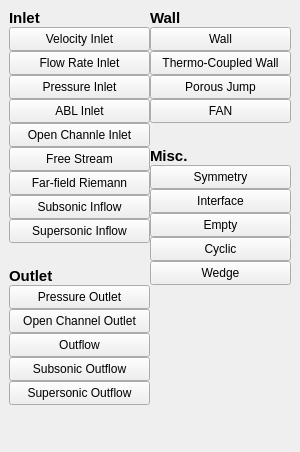
Above: view/setup/boundary_conditions/boundary_type_picker.ui from nextfoam/baram before the change. Below: the same form after it.
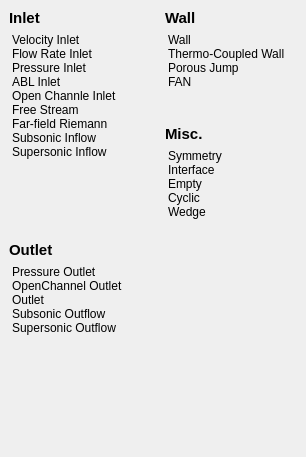
That is the form after the change.

Commit message: #36 boundary type 선택 팝업 마우스 동작에 따른 hover 처리 지연 QT 버그 우회 (QListWidget 사용) #54 boundary type 변경 시 해당 type 설정 대화상자 오픈

What changed in the file:
```diff
--- a/view/setup/boundary_conditions/boundary_type_picker.ui
+++ b/view/setup/boundary_conditions/boundary_type_picker.ui
@@ -6,29 +6,14 @@
    <rect>
     <x>0</x>
     <y>0</y>
-    <width>300</width>
-    <height>452</height>
+    <width>306</width>
+    <height>457</height>
    </rect>
   </property>
-  <property name="sizePolicy">
-   <sizepolicy hsizetype="Fixed" vsizetype="Fixed">
-    <horstretch>0</horstretch>
-    <verstretch>0</verstretch>
-   </sizepolicy>
-  </property>
-  <property name="minimumSize">
-   <size>
-    <width>300</width>
-    <height>452</height>
-   </size>
-  </property>
   <property name="windowTitle">
    <string>Form</string>
   </property>
   <layout class="QHBoxLayout" name="horizontalLayout">
-   <property name="spacing">
-    <number>0</number>
-   </property>
    <property name="leftMargin">
     <number>0</number>
    </property>
@@ -57,14 +42,8 @@
        <number>0</number>
       </property>
       <item>
-       <widget class="QWidget" name="widget_9" native="true">
-        <layout class="QVBoxLayout" name="verticalLayout_11">
-         <property name="spacing">
-          <number>0</number>
-         </property>
-         <property name="rightMargin">
-          <number>0</number>
-         </property>
+       <widget class="QWidget" name="widget_3" native="true">
+        <layout class="QVBoxLayout" name="verticalLayout_6">
          <item>
           <widget class="QLabel" name="label_7">
            <property name="sizePolicy">
@@ -85,188 +64,88 @@
           </widget>
          </item>
          <item>
-          <widget class="QPushButton" name="velocityInlet">
-           <property name="minimumSize">
-            <size>
-             <width>0</width>
-             <height>24</height>
-            </size>
+          <widget class="QListWidget" name="inletTypes">
+           <property name="sizePolicy">
+            <sizepolicy hsizetype="Expanding" vsizetype="Preferred">
+             <horstretch>0</horstretch>
+             <verstretch>0</verstretch>
+            </sizepolicy>
            </property>
            <property name="styleSheet">
-            <string notr="true"/>
+            <string notr="true">QListWidget {background-color: transparent} QListWidget::item {padding:3
+px}</string>
            </property>
+           <property name="frameShape">
+            <enum>QFrame::NoFrame</enum>
+           </property>
+           <property name="verticalScrollBarPolicy">
+            <enum>Qt::ScrollBarAlwaysOff</enum>
+           </property>
+           <property name="horizontalScrollBarPolicy">
+            <enum>Qt::ScrollBarAlwaysOff</enum>
+           </property>
+           <property name="sizeAdjustPolicy">
+            <enum>QAbstractScrollArea::AdjustToContents</enum>
+           </property>
+           <property name="autoScroll">
+            <bool>false</bool>
+           </property>
+           <property name="editTriggers">
+            <set>QAbstractItemView::NoEditTriggers</set>
+           </property>
+           <item>
            <property name="text">
             <string>Velocity Inlet</string>
            </property>
-           <attribute name="buttonGroup">
-            <string notr="true">buttonGroup</string>
-           </attribute>
-          </widget>
          </item>
          <item>
-          <widget class="QPushButton" name="flowRateInlet">
-           <property name="minimumSize">
-            <size>
-             <width>0</width>
-             <height>24</height>
-            </size>
-           </property>
-           <property name="styleSheet">
-            <string notr="true"/>
-           </property>
            <property name="text">
             <string>Flow Rate Inlet</string>
            </property>
-           <attribute name="buttonGroup">
-            <string notr="true">buttonGroup</string>
-           </attribute>
-          </widget>
          </item>
          <item>
-          <widget class="QPushButton" name="pressureInlet">
-           <property name="minimumSize">
-            <size>
-             <width>0</width>
-             <height>24</height>
-            </size>
-           </property>
-           <property name="styleSheet">
-            <string notr="true"/>
-           </property>
            <property name="text">
             <string>Pressure Inlet</string>
            </property>
-           <attribute name="buttonGroup">
-            <string notr="true">buttonGroup</string>
-           </attribute>
-          </widget>
          </item>
          <item>
-          <widget class="QPushButton" name="ablInlet">
-           <property name="minimumSize">
-            <size>
-             <width>0</width>
-             <height>24</height>
-            </size>
-           </property>
-           <property name="styleSheet">
-            <string notr="true"/>
-           </property>
            <property name="text">
             <string>ABL Inlet</string>
            </property>
-           <attribute name="buttonGroup">
-            <string notr="true">buttonGroup</string>
-           </attribute>
-          </widget>
          </item>
          <item>
-          <widget class="QPushButton" name="openChannelInlet">
-           <property name="minimumSize">
-            <size>
-             <width>0</width>
-             <height>24</height>
-            </size>
-           </property>
-           <property name="styleSheet">
-            <string notr="true"/>
-           </property>
            <property name="text">
             <string>Open Channle Inlet</string>
            </property>
-           <attribute name="buttonGroup">
-            <string notr="true">buttonGroup</string>
-           </attribute>
-          </widget>
          </item>
          <item>
-          <widget class="QPushButton" name="freeStream">
-           <property name="minimumSize">
-            <size>
-             <width>0</width>
-             <height>24</height>
-            </size>
-           </property>
-           <property name="styleSheet">
-            <string notr="true"/>
-           </property>
            <property name="text">
             <string>Free Stream</string>
            </property>
-           <attribute name="buttonGroup">
-            <string notr="true">buttonGroup</string>
-           </attribute>
-          </widget>
          </item>
          <item>
-          <widget class="QPushButton" name="farFieldRiemann">
-           <property name="minimumSize">
-            <size>
-             <width>0</width>
-             <height>24</height>
-            </size>
-           </property>
-           <property name="styleSheet">
-            <string notr="true"/>
-           </property>
            <property name="text">
             <string>Far-field Riemann</string>
            </property>
-           <attribute name="buttonGroup">
-            <string notr="true">buttonGroup</string>
-           </attribute>
-          </widget>
          </item>
          <item>
-          <widget class="QPushButton" name="subsonicInflow">
-           <property name="minimumSize">
-            <size>
-             <width>0</width>
-             <height>24</height>
-            </size>
-           </property>
-           <property name="styleSheet">
-            <string notr="true"/>
-           </property>
            <property name="text">
             <string>Subsonic Inflow</string>
            </property>
-           <attribute name="buttonGroup">
-            <string notr="true">buttonGroup</string>
-           </attribute>
-          </widget>
          </item>
          <item>
-          <widget class="QPushButton" name="supersonicInflow">
-           <property name="minimumSize">
-            <size>
-             <width>0</width>
-             <height>24</height>
-            </size>
-           </property>
-           <property name="styleSheet">
-            <string notr="true"/>
-           </property>
            <property name="text">
             <string>Supersonic Inflow</string>
            </property>
-           <attribute name="buttonGroup">
-            <string notr="true">buttonGroup</string>
-           </attribute>
+           </item>
           </widget>
          </item>
         </layout>
        </widget>
       </item>
       <item>
-       <widget class="QWidget" name="widget_10" native="true">
-        <layout class="QVBoxLayout" name="verticalLayout_12">
-         <property name="spacing">
-          <number>0</number>
-         </property>
-         <property name="rightMargin">
-          <number>0</number>
-         </property>
+       <widget class="QWidget" name="widget_4" native="true">
+        <layout class="QVBoxLayout" name="verticalLayout_3">
          <item>
           <widget class="QLabel" name="label_8">
            <property name="sizePolicy">
@@ -287,116 +166,62 @@
           </widget>
          </item>
          <item>
-          <widget class="QPushButton" name="pressureOutlet">
-           <property name="minimumSize">
-            <size>
-             <width>0</width>
-             <height>24</height>
-            </size>
+          <widget class="QListWidget" name="outletTypes">
+           <property name="sizePolicy">
+            <sizepolicy hsizetype="Expanding" vsizetype="Preferred">
+             <horstretch>0</horstretch>
+             <verstretch>0</verstretch>
+            </sizepolicy>
            </property>
            <property name="styleSheet">
-            <string notr="true"/>
+            <string notr="true">QListWidget {background-color: transparent} QListWidget::item {padding:3
+px}</string>
            </property>
+           <property name="frameShape">
+            <enum>QFrame::NoFrame</enum>
+           </property>
+           <property name="verticalScrollBarPolicy">
+            <enum>Qt::ScrollBarAlwaysOff</enum>
+           </property>
+           <property name="horizontalScrollBarPolicy">
+            <enum>Qt::ScrollBarAlwaysOff</enum>
+           </property>
+           <property name="sizeAdjustPolicy">
+            <enum>QAbstractScrollArea::AdjustToContents</enum>
+           </property>
+           <property name="autoScroll">
+            <bool>false</bool>
+           </property>
+           <item>
            <property name="text">
             <string>Pressure Outlet</string>
            </property>
-           <attribute name="buttonGroup">
-            <string notr="true">buttonGroup</string>
-           </attribute>
-          </widget>
          </item>
          <item>
-          <widget class="QPushButton" name="openChannelOutlet">
-           <property name="minimumSize">
-            <size>
-             <width>0</width>
-             <height>24</height>
-            </size>
-           </property>
-           <property name="styleSheet">
-            <string notr="true"/>
-           </property>
            <property name="text">
-            <string>Open Channel Outlet</string>
-           </property>
-           <attribute name="buttonGroup">
-            <string notr="true">buttonGroup</string>
-           </attribute>
-          </widget>
+             <string>OpenChannel Outlet</string>
+            </property>
          </item>
          <item>
-          <widget class="QPushButton" name="outflow">
-           <property name="minimumSize">
-            <size>
-             <width>0</width>
-             <height>24</height>
-            </size>
-           </property>
-           <property name="styleSheet">
-            <string notr="true"/>
-           </property>
            <property name="text">
-            <string>Outflow</string>
-           </property>
-           <attribute name="buttonGroup">
-            <string notr="true">buttonGroup</string>
-           </attribute>
-          </widget>
+             <string>Outlet</string>
+            </property>
          </item>
          <item>
-          <widget class="QPushButton" name="subsonicOutflow">
-           <property name="minimumSize">
-            <size>
-             <width>0</width>
-             <height>24</height>
-            </size>
-           </property>
-           <property name="styleSheet">
-            <string notr="true"/>
-           </property>
            <property name="text">
             <string>Subsonic Outflow</string>
            </property>
-           <attribute name="buttonGroup">
-            <string notr="true">buttonGroup</string>
-           </attribute>
-          </widget>
          </item>
          <item>
-          <widget class="QPushButton" name="supersonicOutflow">
-           <property name="minimumSize">
-            <size>
-             <width>0</width>
-             <height>24</height>
-            </size>
-           </property>
-           <property name="styleSheet">
-            <string notr="true"/>
-           </property>
            <property name="text">
             <string>Supersonic Outflow</string>
            </property>
-           <attribute name="buttonGroup">
-            <string notr="true">buttonGroup</string>
-           </attribute>
+           </item>
           </widget>
          </item>
         </layout>
        </widget>
       </item>
-      <item>
-       <spacer name="verticalSpacer_2">
-        <property name="orientation">
-         <enum>Qt::Vertical</enum>
-        </property>
-        <property name="sizeHint" stdset="0">
-         <size>
-          <width>20</width>
-          <height>0</height>
-         </size>
-        </property>
-       </spacer>
-      </item>
      </layout>
     </widget>
    </item>
@@ -416,14 +241,8 @@
        <number>0</number>
       </property>
       <item>
-       <widget class="QWidget" name="widget_7" native="true">
-        <layout class="QVBoxLayout" name="verticalLayout_8">
-         <property name="spacing">
-          <number>0</number>
-         </property>
-         <property name="leftMargin">
-          <number>0</number>
-         </property>
+       <widget class="QWidget" name="widget_5" native="true">
+        <layout class="QVBoxLayout" name="verticalLayout_4">
          <item>
           <widget class="QLabel" name="label_5">
            <property name="sizePolicy">
@@ -444,93 +263,57 @@
           </widget>
          </item>
          <item>
-          <widget class="QPushButton" name="wall">
-           <property name="minimumSize">
-            <size>
-             <width>0</width>
-             <height>24</height>
-            </size>
+          <widget class="QListWidget" name="wallTypes">
+           <property name="sizePolicy">
+            <sizepolicy hsizetype="Expanding" vsizetype="Preferred">
+             <horstretch>0</horstretch>
+             <verstretch>0</verstretch>
+            </sizepolicy>
            </property>
            <property name="styleSheet">
-            <string notr="true"/>
+            <string notr="true">QListWidget {background-color: transparent} QListWidget::item {padding:3
+px}</string>
            </property>
+           <property name="frameShape">
+            <enum>QFrame::NoFrame</enum>
+           </property>
+           <property name="verticalScrollBarPolicy">
+            <enum>Qt::ScrollBarAlwaysOff</enum>
+           </property>
+           <property name="horizontalScrollBarPolicy">
+            <enum>Qt::ScrollBarAlwaysOff</enum>
+           </property>
+           <property name="sizeAdjustPolicy">
+            <enum>QAbstractScrollArea::AdjustToContents</enum>
+           </property>
+           <item>
            <property name="text">
             <string>Wall</string>
            </property>
-           <attribute name="buttonGroup">
-            <string notr="true">buttonGroup</string>
-           </attribute>
-          </widget>
          </item>
          <item>
-          <widget class="QPushButton" name="thermoCoupledWall">
-           <property name="minimumSize">
-            <size>
-             <width>0</width>
-             <height>24</height>
-            </size>
-           </property>
-           <property name="styleSheet">
-            <string notr="true"/>
-           </property>
            <property name="text">
             <string>Thermo-Coupled Wall</string>
            </property>
-           <attribute name="buttonGroup">
-            <string notr="true">buttonGroup</string>
-           </attribute>
-          </widget>
          </item>
          <item>
-          <widget class="QPushButton" name="porousJump">
-           <property name="minimumSize">
-            <size>
-             <width>0</width>
-             <height>24</height>
-            </size>
-           </property>
-           <property name="styleSheet">
-            <string notr="true"/>
-           </property>
            <property name="text">
             <string>Porous Jump</string>
            </property>
-           <attribute name="buttonGroup">
-            <string notr="true">buttonGroup</string>
-           </attribute>
-          </widget>
          </item>
          <item>
-          <widget class="QPushButton" name="fan">
-           <property name="minimumSize">
-            <size>
-             <width>0</width>
-             <height>24</height>
-            </size>
-           </property>
-           <property name="styleSheet">
-            <string notr="true"/>
-           </property>
            <property name="text">
             <string>FAN</string>
            </property>
-           <attribute name="buttonGroup">
-            <string notr="true">buttonGroup</string>
-           </attribute>
+           </item>
           </widget>
          </item>
         </layout>
        </widget>
       </item>
       <item>
-       <widget class="QWidget" name="widget_8" native="true">
-        <layout class="QVBoxLayout" name="verticalLayout_9">
-         <property name="spacing">
-          <number>0</number>
-         </property>
-         <property name="leftMargin">
-          <number>0</number>
-         </property>
+       <widget class="QWidget" name="widget_6" native="true">
+        <layout class="QVBoxLayout" name="verticalLayout_5">
          <item>
           <widget class="QLabel" name="label_6">
            <property name="sizePolicy">
@@ -551,116 +334,53 @@
           </widget>
          </item>
          <item>
-          <widget class="QPushButton" name="symmetry">
-           <property name="minimumSize">
-            <size>
-             <width>0</width>
-             <height>24</height>
-            </size>
-           </property>
+          <widget class="QListWidget" name="miscTypes">
            <property name="styleSheet">
-            <string notr="true"/>
+            <string notr="true">QListWidget {background-color: transparent} QListWidget::item {padding:3
+px}</string>
            </property>
+           <property name="frameShape">
+            <enum>QFrame::NoFrame</enum>
+           </property>
+           <property name="verticalScrollBarPolicy">
+            <enum>Qt::ScrollBarAlwaysOff</enum>
+           </property>
+           <property name="horizontalScrollBarPolicy">
+            <enum>Qt::ScrollBarAlwaysOff</enum>
+           </property>
+           <property name="sizeAdjustPolicy">
+            <enum>QAbstractScrollArea::AdjustToContents</enum>
+           </property>
+           <item>
            <property name="text">
             <string>Symmetry</string>
            </property>
-           <attribute name="buttonGroup">
-            <string notr="true">buttonGroup</string>
-           </attribute>
-          </widget>
          </item>
          <item>
-          <widget class="QPushButton" name="interface_">
-           <property name="minimumSize">
-            <size>
-             <width>0</width>
-             <height>24</height>
-            </size>
-           </property>
-           <property name="styleSheet">
-            <string notr="true"/>
-           </property>
            <property name="text">
             <string>Interface</string>
            </property>
-           <attribute name="buttonGroup">
-            <string notr="true">buttonGroup</string>
-           </attribute>
-          </widget>
          </item>
          <item>
-          <widget class="QPushButton" name="empty">
-           <property name="minimumSize">
-            <size>
-             <width>0</width>
-             <height>24</height>
-            </size>
-           </property>
-           <property name="styleSheet">
-            <string notr="true"/>
-           </property>
            <property name="text">
             <string>Empty</string>
            </property>
-           <attribute name="buttonGroup">
-            <string notr="true">buttonGroup</string>
-           </attribute>
-          </widget>
          </item>
          <item>
-          <widget class="QPushButton" name="cyclic">
-           <property name="minimumSize">
-            <size>
-             <width>0</width>
-             <height>24</height>
-            </size>
-           </property>
-           <property name="styleSheet">
-            <string notr="true"/>
-           </property>
            <property name="text">
             <string>Cyclic</string>
            </property>
-           <attribute name="buttonGroup">
-            <string notr="true">buttonGroup</string>
-           </attribute>
-          </widget>
          </item>
          <item>
-          <widget class="QPushButton" name="wedge">
-           <property name="minimumSize">
-            <size>
-             <width>0</width>
-             <height>24</height>
-            </size>
-           </property>
-           <property name="styleSheet">
-            <string notr="true"/>
-           </property>
            <property name="text">
             <string>Wedge</string>
            </property>
-           <attribute name="buttonGroup">
-            <string notr="true">buttonGroup</string>
-           </attribute>
+           </item>
           </widget>
          </item>
         </layout>
        </widget>
       </item>
-      <item>
-       <spacer name="verticalSpacer">
-        <property name="orientation">
-         <enum>Qt::Vertical</enum>
-        </property>
-        <property name="sizeHint" stdset="0">
-         <size>
-          <width>20</width>
-          <height>0</height>
-         </size>
-        </property>
-       </spacer>
-      </item>
      </layout>
     </widget>
    </item>
```
Left out of the diff: 13 changed lines with no effect on the pictures. Lines whose indentation alone changed are shown as unchanged. The commit also changes 2 other files.
